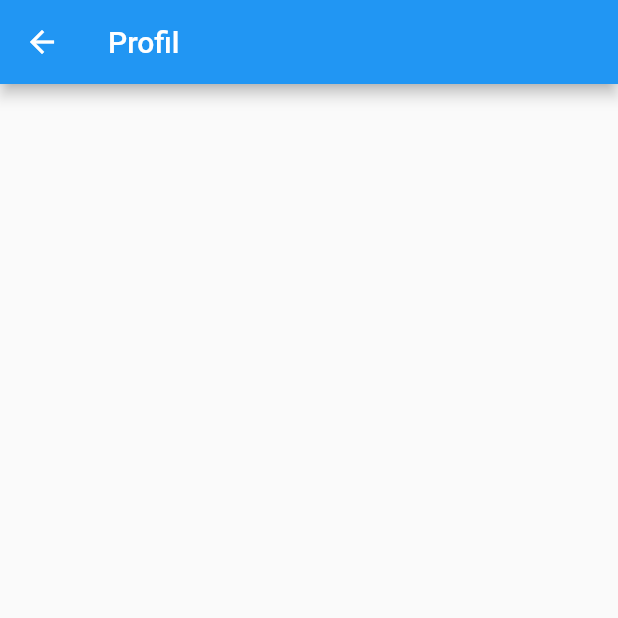
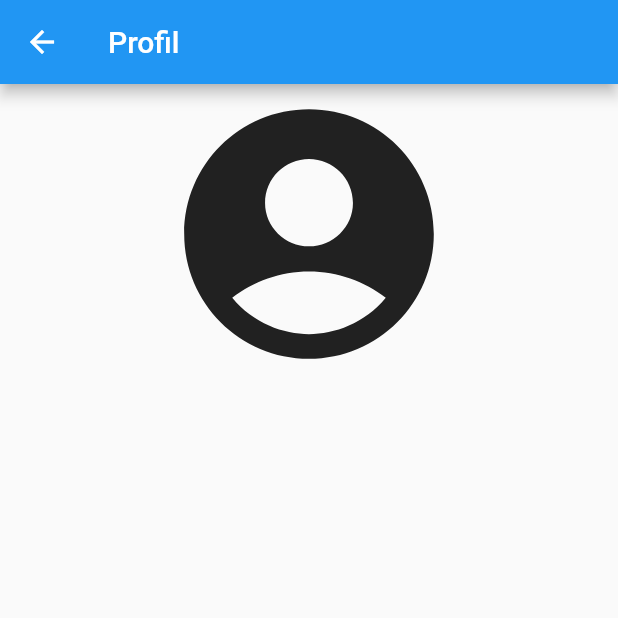
Before and after one commit to Simona735/TP-mobile-app, a Flutter app: the ProfilePage screen opened directly, on a phone screen of 412 x 824 dp, the top half of it. Run offline on Flutter 3.47's test engine with Material 2 defaults, Android fonts, the phone set to English and light mode, and no system bars; our stand-ins replace auto_route, salomon_bottom_bar.

Commit message:
added profile image

```diff
--- a/lib/screens/mailboxscreens/profilepage.dart
+++ b/lib/screens/mailboxscreens/profilepage.dart
@@ -11,6 +11,15 @@ class ProfilePage extends StatelessWidget {
       ),
       body: Column(
         children: [
+          Row(
+            mainAxisAlignment: MainAxisAlignment.center,
+            children: const [
+              Icon(
+                Icons.account_circle,
+                size: 200,
+              ),
+            ],
+          ),
         ],
       ),
     );
```
